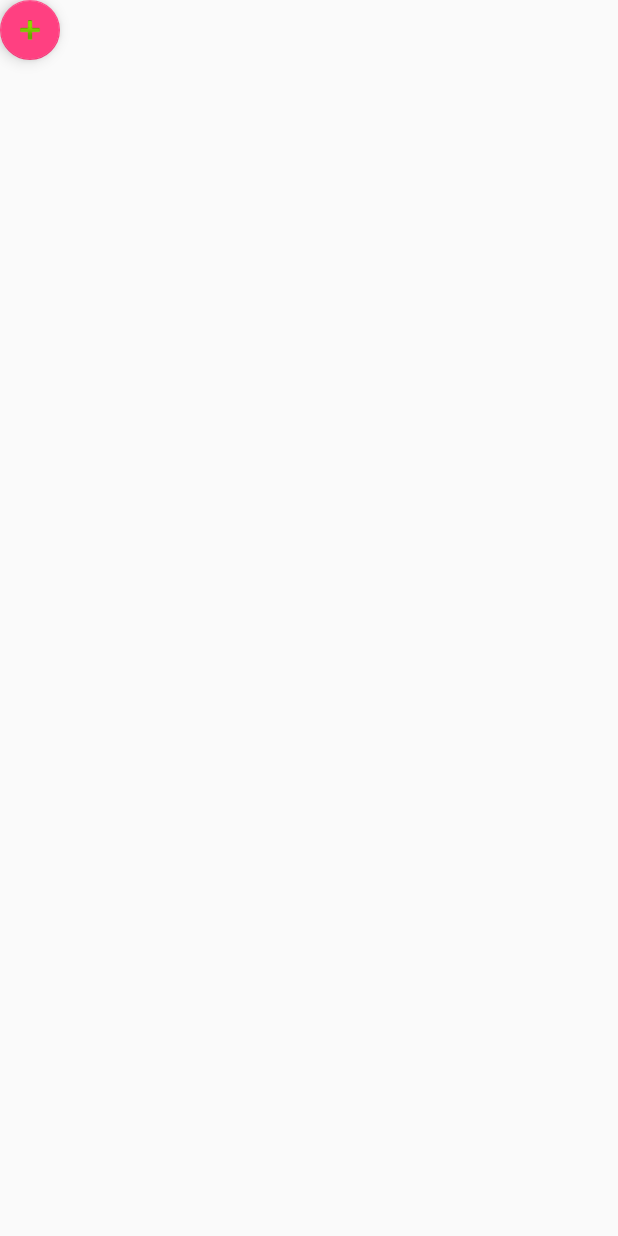
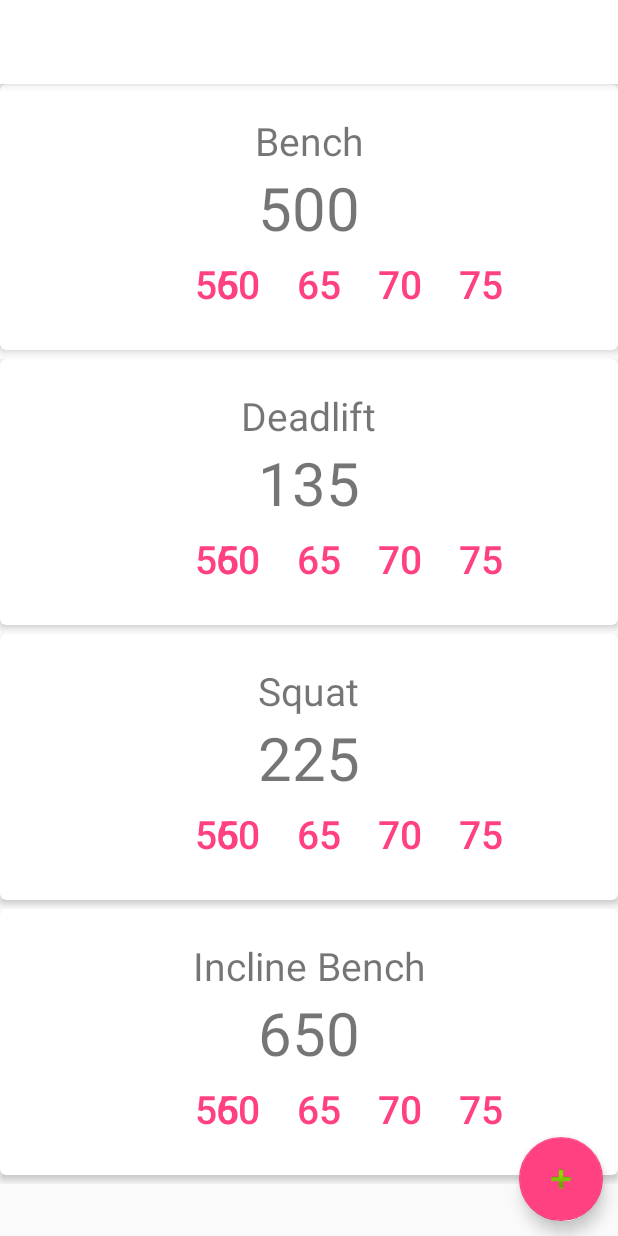
Before and after one commit to Durian-Inc/SwolyV2, an Android app: the MaxesActivity screen opened directly, with no data from a screen before it, on a phone screen of 412 x 824 dp. Run offline under Robolectric (Android 15) with nearby library versions, the phone set to English and light mode, and no system bars.

Commit message:
Wokred on max weights cards

```diff
--- a/mobile/build.gradle
+++ b/mobile/build.gradle
@@ -20,7 +20,7 @@ android {
 }
 
 dependencies {
-    compile fileTree(dir: 'libs', include: ['*.jar'])
+    compile fileTree(include: ['*.jar'], dir: 'libs')
     androidTestCompile('com.android.support.test.espresso:espresso-core:2.2.2', {
         exclude group: 'com.android.support', module: 'support-annotations'
     })
@@ -30,4 +30,6 @@ dependencies {
     compile 'com.android.support:support-v4:25.1.0'
     compile 'com.android.support:design:25.1.0'
     testCompile 'junit:junit:4.12'
+    compile 'com.android.support:cardview-v7:25.1.0'
+    compile 'com.android.support:recyclerview-v7:25.1.0'
 }
--- a/mobile/src/main/AndroidManifest.xml
+++ b/mobile/src/main/AndroidManifest.xml
@@ -20,7 +20,7 @@
                 <category android:name="android.intent.category.LAUNCHER" />
             </intent-filter>
         </activity>
-        <activity android:name=".MaxesActivity"/>
+        <activity android:name=".Maxes.MaxesActivity"/>
     </application>
 
 </manifest>
--- a/mobile/src/main/java/com/tripidevs/swoly/MainActivity.java
+++ b/mobile/src/main/java/com/tripidevs/swoly/MainActivity.java
@@ -4,6 +4,7 @@ import android.content.Intent;
 import android.os.Bundle;
 import android.support.design.widget.FloatingActionButton;
 import android.support.design.widget.Snackbar;
+import android.util.Log;
 import android.view.View;
 import android.support.design.widget.NavigationView;
 import android.support.v4.view.GravityCompat;
@@ -11,8 +12,9 @@ import android.support.v4.widget.DrawerLayout;
 import android.support.v7.app.ActionBarDrawerToggle;
 import android.support.v7.app.AppCompatActivity;
 import android.support.v7.widget.Toolbar;
-import android.view.Menu;
 import android.view.MenuItem;
+
+import com.tripidevs.swoly.Maxes.MaxesActivity;
 
 public class MainActivity extends AppCompatActivity
         implements NavigationView.OnNavigationItemSelectedListener {
@@ -81,8 +83,14 @@ public class MainActivity extends AppCompatActivity
         } else if (id == R.id.nav_log) {
 
         } else if (id == R.id.nav_maxes) {
-            Intent maxes = new Intent(this, MaxesActivity.class);
-            startActivity(maxes);
+            try{
+                Intent maxes = new Intent(this, MaxesActivity.class);
+                startActivity(maxes);
+            }
+            catch (Exception e){
+                Log.d("Opening maxes error", e.toString());
+            }
+
         } else if (id == R.id.nav_profile) {
 
         } else if (id == R.id.nav_settings) {
--- /dev/null
+++ b/mobile/src/main/java/com/tripidevs/swoly/Maxes/MaxesActivity.java
@@ -0,0 +1,49 @@
+package com.tripidevs.swoly.Maxes;
+
+import android.app.Activity;
+import android.os.Bundle;
+import android.support.v7.widget.LinearLayoutManager;
+import android.support.v7.widget.RecyclerView;
+import android.widget.Toast;
+
+import com.tripidevs.swoly.R;
+
+import java.util.ArrayList;
+
+/**
+ * Created by Innocent on 1/10/2017.
+ */
+
+public class MaxesActivity extends Activity {
+    RecyclerView recyclerView;
+    RecyclerView.Adapter adapter;
+    RecyclerView.LayoutManager layoutManager;
+    ArrayList<MaxesCard> list = new ArrayList<>();
+    String[] lifts;
+    int[] maxes = {500, 135, 225, 650};
+
+    @Override
+    protected void onCreate(Bundle savedInstanceState) {
+        super.onCreate(savedInstanceState);
+        setContentView(R.layout.activity_maxes);
+        lifts = getResources().getStringArray(R.array.liftNames);
+        int count = 0;
+        for(String Lift : lifts){
+            MaxesCard newMax = new MaxesCard(Lift,
+                    String.valueOf(maxes[count]));
+            count++;
+            list.add(newMax);
+        }
+
+        recyclerView = (RecyclerView) findViewById(R.id.maxesRecyclerView);
+        layoutManager = new LinearLayoutManager(this);
+        recyclerView.setLayoutManager(layoutManager);
+        recyclerView.setHasFixedSize(true);
+        adapter = new MaxesAdapter(list);
+        recyclerView.setAdapter(adapter);
+        Toast.makeText(getApplicationContext(), String.valueOf(adapter
+                .getItemCount()), Toast.LENGTH_LONG);
+    }
+
+
+}
--- /dev/null
+++ b/mobile/src/main/java/com/tripidevs/swoly/Maxes/MaxesAdapter.java
@@ -0,0 +1,52 @@
+package com.tripidevs.swoly.Maxes;
+
+import android.support.v7.widget.RecyclerView;
+import android.view.LayoutInflater;
+import android.view.View;
+import android.view.ViewGroup;
+import android.widget.TextView;
+
+import com.tripidevs.swoly.R;
+
+import java.util.ArrayList;
+
+/**
+ * Created by Innocent on 1/10/2017.
+ */
+
+public class MaxesAdapter extends RecyclerView.Adapter<MaxesAdapter.MaxesViewHolder> {
+    ArrayList<MaxesCard> maxes = new ArrayList<>();
+
+    public MaxesAdapter(ArrayList<MaxesCard> maxes){
+        this.maxes = maxes;
+    }
+    @Override
+    public MaxesViewHolder onCreateViewHolder(ViewGroup parent, int viewType) {
+        View view = LayoutInflater.from(parent.getContext()).inflate(R.layout
+                .card_maxes, parent, false);
+        MaxesViewHolder maxesViewHolder = new MaxesViewHolder(view);
+        return maxesViewHolder;
+    }
+
+    @Override
+    public void onBindViewHolder(MaxesViewHolder holder, int position) {
+        MaxesCard max = maxes.get(position);
+        holder.lift.setText(max.getLiftName());
+        holder.weight.setText(max.getLiftMax());
+    }
+
+    @Override
+    public int getItemCount() {
+        return maxes.size();
+    }
+
+    public static class MaxesViewHolder extends RecyclerView.ViewHolder{
+        TextView lift;
+        TextView weight;
+        public MaxesViewHolder(View view){
+            super(view);
+            lift = (TextView) view.findViewById(R.id.liftTitle);
+            weight = (TextView) view.findViewById(R.id.weight);
+        }
+    }
+}
--- /dev/null
+++ b/mobile/src/main/java/com/tripidevs/swoly/Maxes/MaxesCard.java
@@ -0,0 +1,30 @@
+package com.tripidevs.swoly.Maxes;
+
+/**
+ * Created by user on 1/10/2017.
+ */
+
+public class MaxesCard {
+    private String liftName;
+    private String liftMax;
+
+    public MaxesCard(String name, String max){
+        this.liftMax = max;
+        this.liftName = name;
+    }
+    public String getLiftMax() {
+        return liftMax;
+    }
+
+    public void setLiftMax(String liftMax) {
+        this.liftMax = liftMax;
+    }
+
+    public String getLiftName() {
+        return liftName;
+    }
+
+    public void setLiftName(String liftName) {
+        this.liftName = liftName;
+    }
+}
--- a/mobile/src/main/java/com/tripidevs/swoly/MaxesActivity.java
+++ /dev/null
@@ -1,16 +0,0 @@
-package com.tripidevs.swoly;
-
-import android.app.Activity;
-import android.os.Bundle;
-
-/**
- * Created by user on 1/10/2017.
- */
-
-public class MaxesActivity extends Activity {
-    @Override
-    protected void onCreate(Bundle savedInstanceState) {
-        super.onCreate(savedInstanceState);
-        setContentView(R.layout.activity_maxes);
-    }
-}
--- a/mobile/src/main/res/layout/activity_maxes.xml
+++ b/mobile/src/main/res/layout/activity_maxes.xml
@@ -1,15 +1,51 @@
 <?xml version="1.0" encoding="utf-8"?>
-<LinearLayout xmlns:android="http://schemas.android.com/apk/res/android"
+<RelativeLayout xmlns:android="http://schemas.android.com/apk/res/android"
               xmlns:app="http://schemas.android.com/apk/res-auto"
               android:orientation="vertical"
               android:layout_width="match_parent"
               android:layout_height="match_parent">
 
+    <android.support.design.widget.AppBarLayout
+        android:layout_width="match_parent"
+        android:layout_height="wrap_content"
+        android:theme="@style/AppTheme.AppBarOverlay"
+        android:id="@+id/appBar">
+
+        <android.support.v7.widget.Toolbar
+            android:id="@+id/toolbar"
+            android:layout_width="match_parent"
+            android:layout_height="?attr/actionBarSize"
+            android:theme="@style/ToolbarTheme"
+            android:background="?attr/colorPrimary"
+            app:popupTheme="@style/AppTheme.PopupOverlay" >
+
+            <TextView
+                android:layout_width="wrap_content"
+                android:layout_height="wrap_content"
+                android:text="Max Weights">
+            </TextView>
+        </android.support.v7.widget.Toolbar>
+
+    </android.support.design.widget.AppBarLayout>
+
+    <android.support.v7.widget.RecyclerView
+        android:layout_width="match_parent"
+        android:layout_height="wrap_content"
+        android:id="@+id/maxesRecyclerView"
+        android:layout_below="@+id/appBar"
+        >
+    </android.support.v7.widget.RecyclerView>
+
     <android.support.design.widget.FloatingActionButton
         android:layout_width="match_parent"
         android:layout_height="wrap_content"
         android:clickable="true"
-        app:fabSize="mini"
+        app:fabSize="normal"
         app:srcCompat="@android:drawable/ic_input_add"
-        android:id="@+id/floatingActionButton"/>
-</LinearLayout>
+        android:id="@+id/floatingActionButton"
+        android:layout_alignParentBottom="true"
+        android:layout_alignParentRight="true"
+        android:layout_margin="10dp"
+        android:elevation="6dp"
+        />
+</RelativeLayout>
--- /dev/null
+++ b/mobile/src/main/res/layout/card_maxes.xml
@@ -0,0 +1,134 @@
+<?xml version="1.0" encoding="utf-8"?>
+<LinearLayout xmlns:android="http://schemas.android.com/apk/res/android"
+              xmlns:app="http://schemas.android.com/apk/res-auto"
+              android:orientation="vertical"
+              android:layout_width="match_parent"
+              android:layout_height="wrap_content"
+    >
+
+
+
+    <android.support.v7.widget.CardView
+        android:layout_width="match_parent"
+        android:id="@+id/cardView"
+        android:padding="10dp"
+        app:cardBackgroundColor="@android:color/white"
+        app:cardCornerRadius="4dp"
+        android:layout_height="wrap_content"
+        app:contentPadding="10dp"
+        app:cardElevation="3dp"
+        android:layout_marginBottom="6dp">
+
+        <RelativeLayout
+            android:layout_width="match_parent"
+            android:layout_height="wrap_content"
+            android:id="@+id/relative"
+            android:padding="10dp">
+
+            <TextView
+                android:text="Lift:"
+                android:layout_height="wrap_content"
+                android:layout_width="wrap_content"
+                android:textSize="26sp"
+                android:layout_alignParentTop="true"
+                android:id="@+id/liftTitle"
+                android:layout_centerInParent="true"
+                />
+
+            <TextView
+                android:layout_height="wrap_content"
+                android:layout_width="wrap_content"
+                android:text="135lbs"
+                android:textSize="40sp"
+                android:id="@+id/weight"
+                android:layout_below="@+id/liftTitle"
+                android:layout_centerInParent="true"
+                />
+
+            <Button
+                android:text="@string/default_preset_1"
+                android:layout_width="wrap_content"
+                android:layout_height="wrap_content"
+                android:id="@+id/preset1"
+                style="@android:style/Widget.DeviceDefault.Button.Borderless.Small"
+                android:textSize="26sp"
+                android:textColor="@color/colorAccent"
+                android:textAlignment="center"
+                android:textAllCaps="false"
+                android:background="?android:selectableItemBackground"
+                android:minWidth="54dip"
+                android:layout_toStartOf="@+id/weight"
+                android:layout_below="@+id/weight"
+                />
+
+            <Button
+                android:text="@string/default_preset_2"
+                android:layout_width="wrap_content"
+                android:layout_height="wrap_content"
+                android:id="@+id/preset2"
+                style="@android:style/Widget.DeviceDefault.Button.Borderless.Small"
+                android:textSize="26sp"
+                android:textColor="@color/colorAccent"
+                android:textAlignment="center"
+                android:textAllCaps="false"
+                android:background="?android:selectableItemBackground"
+                android:minWidth="54dip"
+                android:layout_alignBottom="@id/preset1"
+                android:layout_toStartOf="@+id/preset3"/>
+
+            <Button
+                android:text="@string/default_preset_5"
+                android:layout_width="wrap_content"
+                android:layout_height="wrap_content"
+                android:id="@+id/preset5"
+                style="@android:style/Widget.DeviceDefault.Button.Borderless.Small"
+                android:textSize="26sp"
+                android:textColor="@color/colorAccent"
+                android:textAlignment="center"
+                android:textAllCaps="false"
+                android:background="?android:selectableItemBackground"
+                android:minWidth="54dip"
+                android:layout_alignBaseline="@+id/preset1"
+                android:layout_alignBottom="@+id/preset1"
+                android:layout_toEndOf="@+id/preset4"
+                />
+
+            <Button
+                android:text="@string/default_preset_4"
+                android:layout_width="wrap_content"
+                android:layout_height="wrap_content"
+                android:id="@+id/preset4"
+                style="@android:style/Widget.DeviceDefault.Button.Borderless.Small"
+                android:textSize="26sp"
+                android:textColor="@color/colorAccent"
+                android:textAlignment="center"
+                android:textAllCaps="false"
+                android:background="?android:selectableItemBackground"
+                android:minWidth="54dip"
+                android:layout_alignBaseline="@+id/preset3"
+                android:layout_alignBottom="@+id/preset3"
+                android:layout_toEndOf="@+id/weight"
+                />
+
+            <Button
+                android:text="@string/default_preset_3"
+                android:layout_width="wrap_content"
+                android:layout_height="wrap_content"
+                android:id="@+id/preset3"
+                style="@android:style/Widget.DeviceDefault.Button.Borderless.Small"
+                android:textSize="26sp"
+                android:textColor="@color/colorAccent"
+                android:textAlignment="center"
+                android:textAllCaps="false"
+                android:background="?android:selectableItemBackground"
+                android:minWidth="54dip"
+                android:layout_alignBaseline="@+id/preset2"
+                android:layout_alignBottom="@+id/preset2"
+                android:layout_centerInParent="false"
+                android:layout_alignEnd="@+id/weight"/>
+
+        </RelativeLayout>
+
+
+    </android.support.v7.widget.CardView>
+</LinearLayout>
--- a/mobile/src/main/res/values/colors.xml
+++ b/mobile/src/main/res/values/colors.xml
@@ -1,6 +1,7 @@
 <?xml version="1.0" encoding="utf-8"?>
 <resources>
-    <color name="colorPrimary">#3F51B5</color>
-    <color name="colorPrimaryDark">#303F9F</color>
+    <color name="colorPrimary">#FFFFFF</color>
+    <color name="colorPrimaryDark">#999</color>
     <color name="colorAccent">#FF4081</color>
+    <color name="actionBarGray">#585858</color>
 </resources>
--- a/mobile/src/main/res/values/strings.xml
+++ b/mobile/src/main/res/values/strings.xml
@@ -5,4 +5,18 @@
     <string name="navigation_drawer_close">Close navigation drawer</string>
 
     <string name="action_settings">Settings</string>
+
+    <string name="default_preset_1">55</string>
+    <string name="default_preset_2">60</string>
+    <string name="default_preset_3">65</string>
+    <string name="default_preset_4">70</string>
+    <string name="default_preset_5">75</string>
+
+    <string-array name="liftNames">
+        <item>Bench</item>
+        <item>Deadlift</item>
+        <item>Squat</item>
+        <item>"Incline Bench"</item>
+    </string-array>
+
 </resources>
--- a/mobile/src/main/res/values/styles.xml
+++ b/mobile/src/main/res/values/styles.xml
@@ -6,6 +6,27 @@
         <item name="colorPrimary">@color/colorPrimary</item>
         <item name="colorPrimaryDark">@color/colorPrimaryDark</item>
         <item name="colorAccent">@color/colorAccent</item>
+    </style>
+
+    <style name="ToolbarTheme" parent="@style/ThemeOverlay.AppCompat.Dark.ActionBar">
+        <!-- android:textColorPrimary is the color of the title text in the Toolbar  -->
+        <item name="android:textColorPrimary">@color/actionBarGray</item>
+        <!-- actionMenuTextColor is the color of the text of action (menu) items  -->
+        <!--<item name="actionMenuTextColor">@android:color/darker_gray</item>-->
+        <!-- Tints the input fields like checkboxes and text fields -->
+        <!--<item name="colorAccent">@color/cursorAccent</item>-->
+        <!-- Applies to views in their normal state. -->
+        <!--<item name="colorControlNormal">@color/controlNormal</item>-->
+        <!-- Applies to views in their activated state (i.e checked or switches) -->
+        <!--<item name="colorControlActivated">@color/controlActivated</item>-->
+        <!-- Applied to framework control highlights (i.e ripples or list selectors) -->
+        <!--<item name="colorControlHighlight">@color/controlActivated</item>-->
+
+        <!-- Enable these below if you want clicking icons to trigger a ripple effect -->
+        <!--
+        <item name="selectableItemBackground">?android:selectableItemBackground</item>
+        <item name="selectableItemBackgroundBorderless">?android:selectableItemBackground</item>
+        -->
     </style>
 
     <style name="AppTheme.NoActionBar">
```
